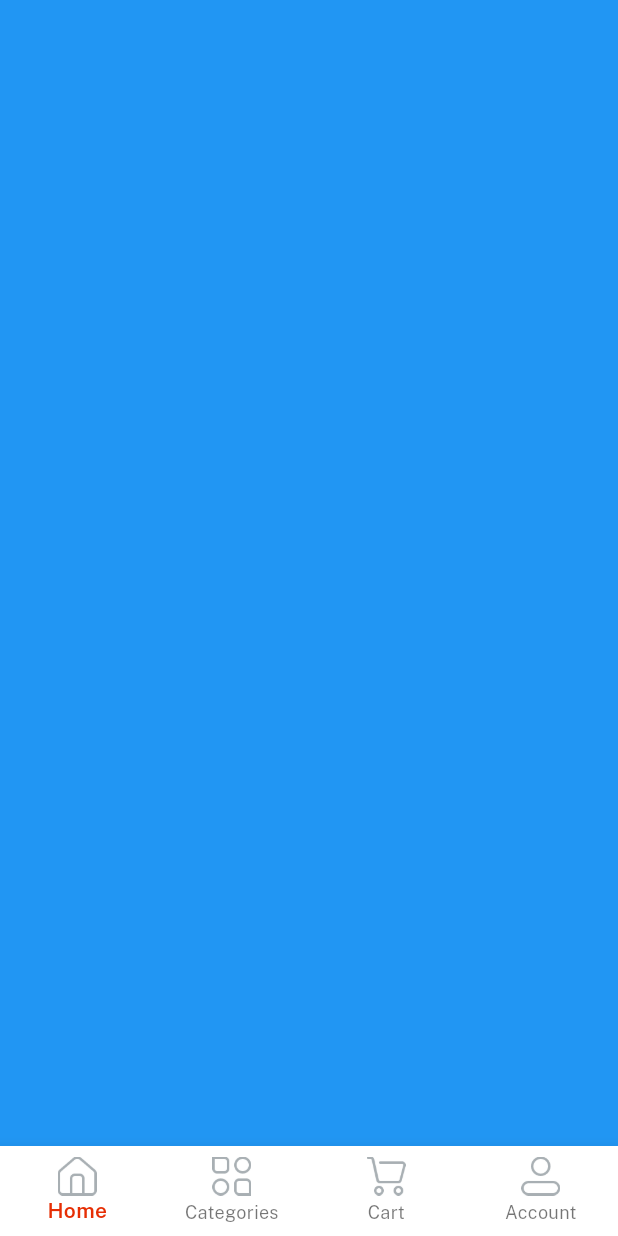
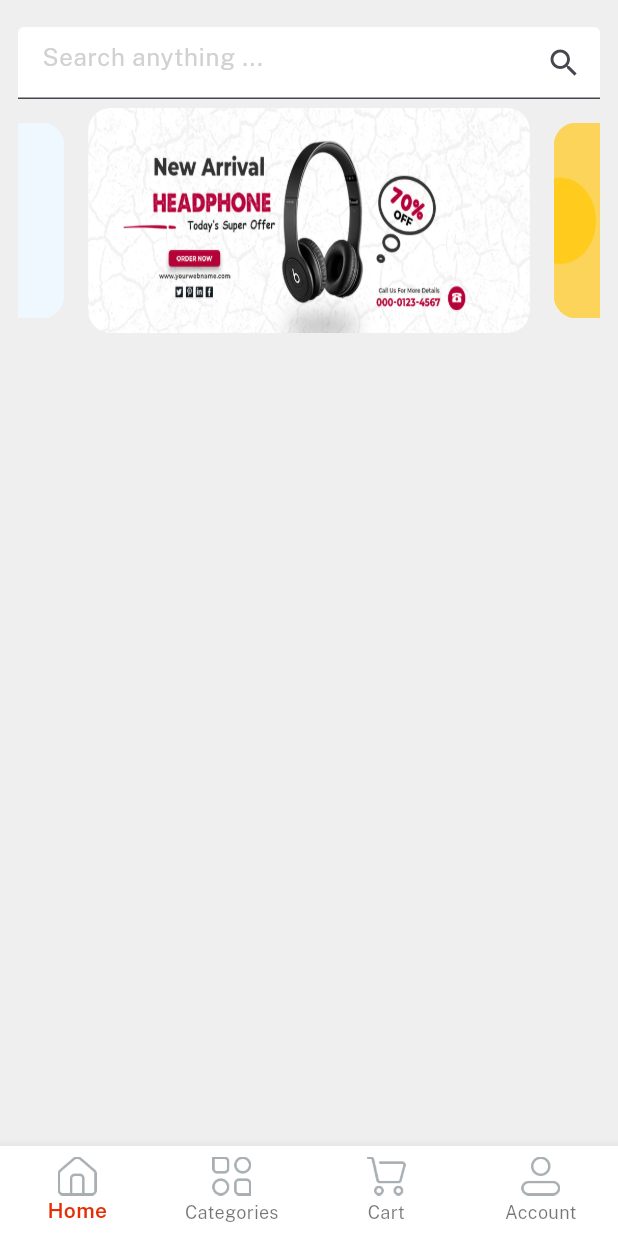
Before and after one commit to vutientrinh/FlutterWithFireBase, a Flutter app: the Home screen opened directly, on a phone screen of 412 x 824 dp. Run offline on Flutter 3.47's test engine with Material 3 defaults, Android fonts, the phone set to English and light mode, and no system bars; drawn by our look-alikes of velocity_x; our stand-ins replace get.

Commit message:
search bar and slider

```diff
--- a/lib/consts/lists.dart
+++ b/lib/consts/lists.dart
@@ -5,3 +5,5 @@ const socialIconList = [
   icGoogleLogo,
   icTwitterLogo,
 ];
+
+const slidersLists = [imgSlider1, imgSlider2, imgSlider3, imgSlider4];
--- a/lib/consts/strings.dart
+++ b/lib/consts/strings.dart
@@ -17,7 +17,16 @@ const nameHint = "Type your name";
 const privacyPolicy = "Privacy Policy";
 const termAndCond = "Term and Conditions";
 
-
 const alreadyHaveAccount = "Already have an account?  ";
 
-const home = "Home", categories = "Categories", cart = "Cart", account = "Account";
+const home = "Home",
+    categories = "Categories",
+    cart = "Cart",
+    account = "Account";
+const searchAnyThing = "Search anything ... ",
+    todayDeal = "Today's Deal",
+    flashSale = "Flash Sale",
+    topSellers = "Top Sellers",
+    brand = "Brand",
+    topCategory = "Top Categories",
+    featuredCategories = "Featured Categories";
--- /dev/null
+++ b/lib/views/cart_screen/cart_screen.dart
@@ -0,0 +1,10 @@
+import 'package:flutter/material.dart';
+
+class CartScreen extends StatelessWidget {
+  const CartScreen({super.key});
+
+  @override
+  Widget build(BuildContext context) {
+    return Container(color: Colors.purple,);
+  }
+}
--- /dev/null
+++ b/lib/views/category_screen/category_screen.dart
@@ -0,0 +1,11 @@
+import 'package:flutter/cupertino.dart';
+import 'package:flutter/material.dart';
+
+class CategoryScreen extends StatelessWidget {
+  const CategoryScreen({super.key});
+
+  @override
+  Widget build(BuildContext context) {
+    return Container(color: Colors.amber,);
+  }
+}
--- a/lib/views/home_screen/home.dart
+++ b/lib/views/home_screen/home.dart
@@ -1,6 +1,10 @@
 import 'package:flutter/material.dart';
 import 'package:flutterwithfirebase/consts/consts.dart';
 import 'package:flutterwithfirebase/controller/home_controller.dart';
+import 'package:flutterwithfirebase/views/cart_screen/cart_screen.dart';
+import 'package:flutterwithfirebase/views/category_screen/category_screen.dart';
+import 'package:flutterwithfirebase/views/home_screen/home_screen.dart';
+import 'package:flutterwithfirebase/views/profile_screen/profile_screen.dart';
 import 'package:get/get.dart';
 
 class Home extends StatelessWidget {
@@ -24,18 +28,10 @@ class Home extends StatelessWidget {
     ];
 
     var navBody = [
-      Container(
-        color: Colors.blue,
-      ),
-      Container(
-        color: Colors.amber,
-      ),
-      Container(
-        color: Colors.purple,
-      ),
-      Container(
-        color: Colors.cyan,
-      )
+      HomeScreen(),
+      CategoryScreen(),
+      CartScreen(),
+      ProfileScreen()
     ];
 
     return Scaffold(
--- /dev/null
+++ b/lib/views/home_screen/home_screen.dart
@@ -0,0 +1,54 @@
+import 'package:flutter/cupertino.dart';
+import 'package:flutter/material.dart';
+import 'package:flutterwithfirebase/consts/consts.dart';
+
+import '../../consts/colors.dart';
+
+class HomeScreen extends StatelessWidget {
+  const HomeScreen({super.key});
+
+  @override
+  Widget build(BuildContext context) {
+    return Container(
+      padding: const EdgeInsets.all(12),
+      color: lightGrey,
+      width: context.screenWidth,
+      height: context.screenHeight,
+      child: SafeArea(
+          child: Column(
+        children: [
+          Container(
+            alignment: Alignment.center,
+            height: 60,
+            color: lightGrey,
+            child: TextFormField(
+              decoration: InputDecoration(
+                  suffixIcon: Icon(Icons.search),
+                  filled: true,
+                  fillColor: whiteColor,
+                  hintText: searchAnyThing,
+                  hintStyle: TextStyle(color: textfieldGrey)),
+            ),
+          ),
+          VxSwiper.builder(
+              aspectRatio: 16 / 9,
+              autoPlay: true,
+              height: 150,
+              enlargeCenterPage: true,
+              itemCount: slidersLists.length,
+              itemBuilder: (context, index) {
+                return Image.asset(
+                  slidersLists[index],
+                  fit: BoxFit.fill,
+                )
+                    .box
+                    .rounded
+                    .clip(Clip.antiAlias)
+                    .margin(const EdgeInsets.symmetric(horizontal: 8))
+                    .make();
+              })
+        ],
+      )),
+    );
+  }
+}
--- /dev/null
+++ b/lib/views/profile_screen/profile_screen.dart
@@ -0,0 +1,11 @@
+import 'package:flutter/cupertino.dart';
+import 'package:flutter/material.dart';
+
+class ProfileScreen extends StatelessWidget {
+  const ProfileScreen({super.key});
+
+  @override
+  Widget build(BuildContext context) {
+    return Container(color: Colors.red,);
+  }
+}
```
